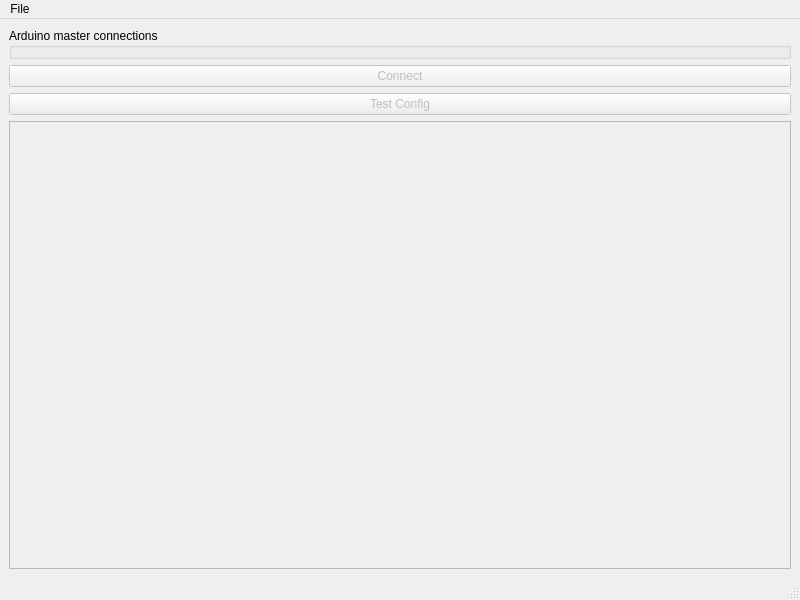
condac/openSimIO, file gui/configurator.ui: the form before one commit.
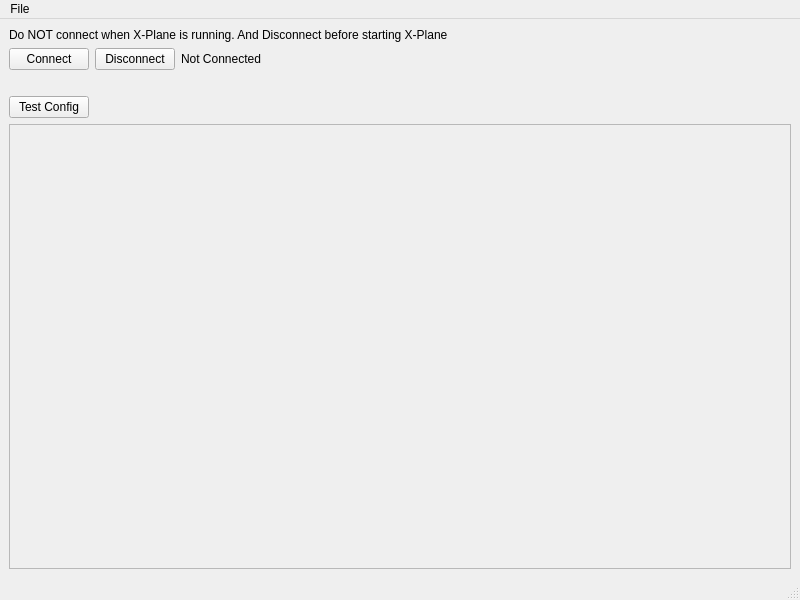
The form after the commit.

Diff of the .ui file:
```diff
--- a/gui/configurator.ui
+++ b/gui/configurator.ui
@@ -17,34 +17,48 @@
    <layout class="QGridLayout" name="gridLayout_2">
     <item row="0" column="0">
      <layout class="QGridLayout" name="gridLayout">
-      <item row="0" column="0">
-       <widget class="QGroupBox" name="groupBox">
-        <property name="title">
-         <string>Arduino master connections</string>
+      <item row="2" column="1">
+       <widget class="QPushButton" name="pushButtonDisconnect">
+        <property name="text">
+         <string>Disconnect</string>
         </property>
        </widget>
       </item>
-      <item row="2" column="0">
-       <widget class="QPushButton" name="pushButton_2">
+      <item row="2" column="2">
+       <widget class="QLabel" name="labelconnected">
+        <property name="text">
+         <string>Not Connected</string>
+        </property>
+       </widget>
+      </item>
+      <item row="4" column="0">
+       <widget class="QPushButton" name="pushButton_Test">
         <property name="enabled">
-         <bool>false</bool>
+         <bool>true</bool>
         </property>
         <property name="text">
          <string>Test Config</string>
         </property>
        </widget>
       </item>
-      <item row="1" column="0">
-       <widget class="QPushButton" name="pushButton">
+      <item row="2" column="0">
+       <widget class="QPushButton" name="pushButtonConnect">
         <property name="enabled">
-         <bool>false</bool>
+         <bool>true</bool>
         </property>
         <property name="text">
          <string>Connect</string>
         </property>
        </widget>
       </item>
-      <item row="3" column="0">
+      <item row="0" column="0" colspan="4">
+       <widget class="QLabel" name="label">
+        <property name="text">
+         <string>Do NOT connect when X-Plane is running. And Disconnect before starting X-Plane</string>
+        </property>
+       </widget>
+      </item>
+      <item row="5" column="0" colspan="4">
        <widget class="QScrollArea" name="scrollArea">
         <property name="widgetResizable">
          <bool>true</bool>
@@ -55,7 +69,7 @@
            <x>0</x>
            <y>0</y>
            <width>778</width>
-           <height>429</height>
+           <height>426</height>
           </rect>
          </property>
          <layout class="QVBoxLayout" name="verticalLayout_2">
@@ -66,6 +80,33 @@
         </widget>
        </widget>
       </item>
+      <item row="2" column="3">
+       <spacer name="horizontalSpacer">
+        <property name="orientation">
+         <enum>Qt::Horizontal</enum>
+        </property>
+        <property name="sizeHint" stdset="0">
+         <size>
+          <width>40</width>
+          <height>20</height>
+         </size>
+        </property>
+       </spacer>
+      </item>
+      <item row="3" column="0">
+       <widget class="QLabel" name="labelip">
+        <property name="text">
+         <string/>
+        </property>
+       </widget>
+      </item>
+      <item row="3" column="1">
+       <widget class="QLabel" name="labelport">
+        <property name="text">
+         <string/>
+        </property>
+       </widget>
+      </item>
      </layout>
     </item>
    </layout>
```
